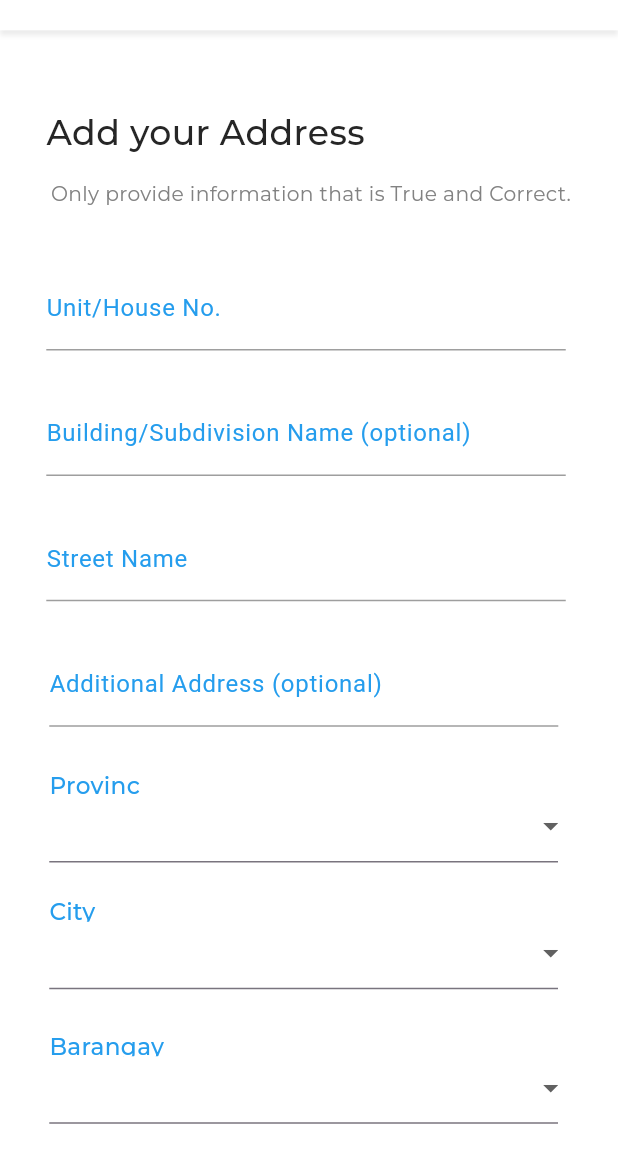
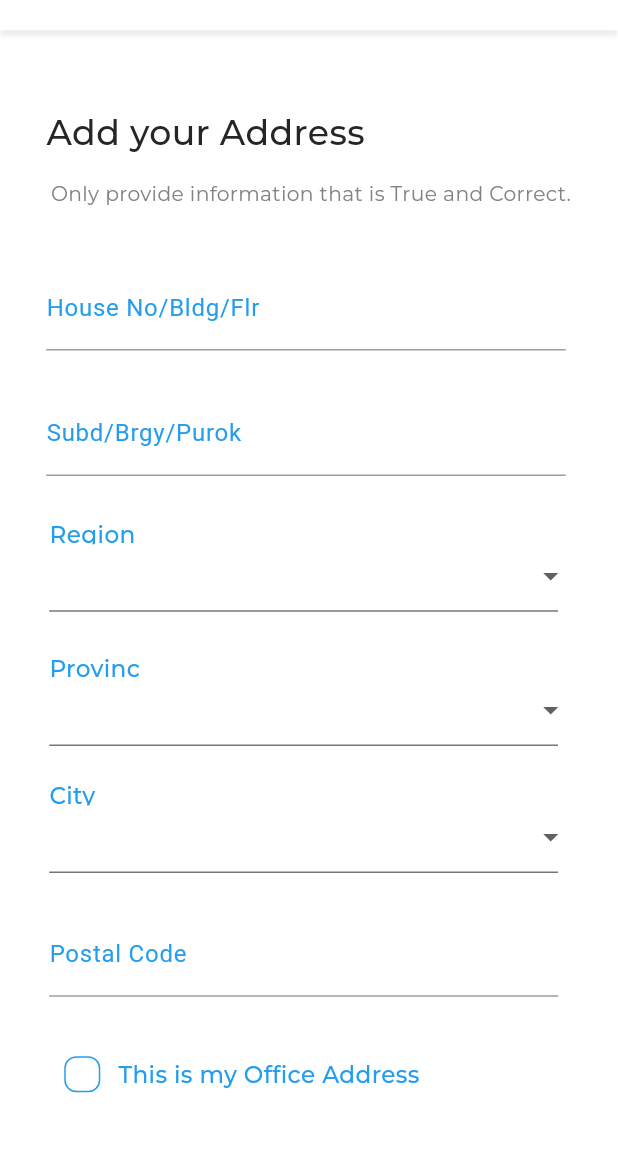
Before and after one commit to Nyang070293/digicoop, a Flutter app: the homeAddressScreen screen opened directly, on a phone screen of 412 x 824 dp, the part 73-1236 px from its top. Run offline on Flutter 3.47's test engine with Material 3 defaults, Android fonts, the phone set to English and light mode, and no system bars; our stand-ins replace another_flushbar, connectivity_plus, dio, flutter_riverpod, flutter_screenutil, go_router and 5 more; missing offline and left inert: encrypt, flutter_flavor, otp; accounts and stored records are empty; key blocks and very long unbroken strings in the code were emptied for the run.

Commit message:
2023/03/14

```diff
--- a/lib/page/Signup/homeAddress.dart
+++ b/lib/page/Signup/homeAddress.dart
@@ -4,26 +4,25 @@ import 'package:digicoop/util/customCheckbox.dart';
 import 'package:digicoop/util/textfield.dart';
 import 'package:digicoop/util/utils.dart';
 import 'package:flutter/material.dart';
+import 'package:flutter_riverpod/flutter_riverpod.dart';
 
-class homeAddressScreen extends StatefulWidget {
+class homeAddressScreen extends ConsumerStatefulWidget {
   final Function(String)? onChanged;
 
   const homeAddressScreen({super.key, this.onChanged});
 
   @override
-  State<homeAddressScreen> createState() => _homeAddressScreenState();
+  ConsumerState<homeAddressScreen> createState() => _homeAddressScreenState();
 }
 
-class _homeAddressScreenState extends State<homeAddressScreen> {
-  final TextEditingController _unitHouseno = TextEditingController();
-  final TextEditingController _building = TextEditingController();
-  final TextEditingController _streetName = TextEditingController();
-  final TextEditingController _additionalAddress = TextEditingController();
+class _homeAddressScreenState extends ConsumerState<homeAddressScreen> {
+  final TextEditingController _address1 = TextEditingController();
+  final TextEditingController _address2 = TextEditingController();
   final TextEditingController _postalCode = TextEditingController();
   bool _isOfficeAddress = false;
+  String? _selectedRegion;
   String? _selectedProvince;
   String? _selectedCity;
-  String? _selectedBrgy;
 
   @override
   Widget build(BuildContext context) {
@@ -186,8 +185,8 @@ class _homeAddressScreenState extends State<homeAddressScreen> {
                                       width: double.infinity,
                                       height: 65 * fem,
                                       child: CommonTextField(
-                                        controller: _unitHouseno,
-                                        labelText: 'Unit/House No.',
+                                        controller: _address1,
+                                        labelText: 'House No/Bldg/Flr',
                                         textInputAction: TextInputAction.next,
                                         accentColor: const Color(0xff259ded),
                                       ),
@@ -199,41 +198,104 @@ class _homeAddressScreenState extends State<homeAddressScreen> {
                                       width: double.infinity,
                                       height: 65 * fem,
                                       child: CommonTextField(
-                                        controller: _building,
-                                        labelText:
-                                            'Building/Subdivision Name (optional)',
-                                        textInputAction: TextInputAction.next,
-                                        accentColor: const Color(0xff259ded),
-                                      ),
-                                    ),
-                                    Container(
-                                      // group941mdy (75:406)
-                                      margin: EdgeInsets.fromLTRB(
-                                          0 * fem, 0 * fem, 0 * fem, 19 * fem),
-                                      width: double.infinity,
-                                      height: 65 * fem,
-                                      child: CommonTextField(
-                                        controller: _streetName,
-                                        labelText: 'Street Name',
-                                        textInputAction: TextInputAction.next,
-                                        accentColor: const Color(0xff259ded),
-                                      ),
-                                    ),
-                                    Container(
-                                      // group942Gqd (75:409)
-                                      margin: EdgeInsets.fromLTRB(
-                                          2 * fem, 0 * fem, 5 * fem, 19 * fem),
-                                      width: double.infinity,
-                                      height: 65 * fem,
-                                      child: CommonTextField(
-                                        controller: _additionalAddress,
-                                        labelText:
-                                            'Additional Address (optional)',
+                                        controller: _address2,
+                                        labelText: 'Subd/Brgy/Purok',
                                         textInputAction: TextInputAction.next,
                                         accentColor: const Color(0xff259ded),
                                       ),
                                     ),
 
+                                    Container(
+                                      // group944qfm (75:434)
+                                      margin: EdgeInsets.fromLTRB(
+                                          2 * fem, 0 * fem, 5 * fem, 20 * fem),
+                                      width: double.infinity,
+                                      height: 70 * fem,
+                                      child: Stack(
+                                        children: [
+                                          Positioned(
+                                            // genderyQb (75:499)
+                                            left: 0 * fem,
+                                            top: 0 * fem,
+                                            child: Align(
+                                              child: SizedBox(
+                                                width: 80 * fem,
+                                                height: 18 * fem,
+                                                child: Text(
+                                                  'Region',
+                                                  style: SafeGoogleFont(
+                                                    'Montserrat',
+                                                    fontSize: 16 * ffem,
+                                                    fontWeight: FontWeight.w500,
+                                                    color:
+                                                        const Color(0xff259ded),
+                                                  ),
+                                                ),
+                                              ),
+                                            ),
+                                          ),
+                                          Positioned(
+                                            // group944Nhd (75:503)
+                                            left: 0 * fem,
+                                            top: 15 * fem,
+                                            child: SizedBox(
+                                              width: 348 * fem,
+                                              height: 65 * fem,
+                                              child: Column(
+                                                crossAxisAlignment:
+                                                    CrossAxisAlignment.start,
+                                                children: [
+                                                  SizedBox(
+                                                    width: double
+                                                        .infinity, // Set width as per your requirement
+
+                                                    child:
+                                                        DropdownButtonFormField<
+                                                            String>(
+                                                      value: _selectedRegion,
+                                                      onChanged:
+                                                          (String? newValue) {
+                                                        setState(() {
+                                                          _selectedRegion =
+                                                              newValue;
+                                                          if (widget
+                                                                  .onChanged !=
+                                                              null) {
+                                                            widget.onChanged!(
+                                                                _selectedRegion!);
+                                                          }
+                                                        });
+                                                      },
+                                                      items: <String>[
+                                                        'Brgy 1',
+                                                        'Brgy 2',
+                                                      ].map((String value) {
+                                                        return DropdownMenuItem<
+                                                            String>(
+                                                          value: value,
+                                                          child: Text(value),
+                                                        );
+                                                      }).toList(),
+                                                      decoration:
+                                                          const InputDecoration(
+                                                        border:
+                                                            UnderlineInputBorder(
+                                                          borderSide: BorderSide(
+                                                              color: Colors
+                                                                  .grey), // Add border color
+                                                        ),
+                                                        contentPadding:
+                                                            EdgeInsets.zero,
+                                                      ),
+                                                    ),
+                                                  ),
+                                                ],
+                                              ),
+                                            ),
+                                          ),
+                                        ],
+                                      ),
+                                    ),
                                     Container(
                                       // group944qfm (75:434)
                                       margin: EdgeInsets.fromLTRB(
@@ -430,98 +492,6 @@ class _homeAddressScreenState extends State<homeAddressScreen> {
                                     ),
 
                                     Container(
-                                      // group944qfm (75:434)
-                                      margin: EdgeInsets.fromLTRB(
-                                          2 * fem, 0 * fem, 5 * fem, 20 * fem),
-                                      width: double.infinity,
-                                      height: 70 * fem,
-                                      child: Stack(
-                                        children: [
-                                          Positioned(
-                                            // genderyQb (75:499)
-                                            left: 0 * fem,
-                                            top: 0 * fem,
-                                            child: Align(
-                                              child: SizedBox(
-                                                width: 80 * fem,
-                                                height: 18 * fem,
-                                                child: Text(
-                                                  'Barangay',
-                                                  style: SafeGoogleFont(
-                                                    'Montserrat',
-                                                    fontSize: 16 * ffem,
-                                                    fontWeight: FontWeight.w500,
-                                                    color:
-                                                        const Color(0xff259ded),
-                                                  ),
-                                                ),
-                                              ),
-                                            ),
-                                          ),
-                                          Positioned(
-                                            // group944Nhd (75:503)
-                                            left: 0 * fem,
-                                            top: 15 * fem,
-                                            child: SizedBox(
-                                              width: 348 * fem,
-                                              height: 65 * fem,
-                                              child: Column(
-                                                crossAxisAlignment:
-                                                    CrossAxisAlignment.start,
-                                                children: [
-                                                  SizedBox(
-                                                    width: double
-                                                        .infinity, // Set width as per your requirement
-
-                                                    child:
-                                                        DropdownButtonFormField<
-                                                            String>(
-                                                      value: _selectedBrgy,
-                                                      onChanged:
-                                                          (String? newValue) {
-                                                        setState(() {
-                                                          _selectedBrgy =
-                                                              newValue;
-                                                          if (widget
-                                                                  .onChanged !=
-                                                              null) {
-                                                            widget.onChanged!(
-                                                                _selectedBrgy!);
-                                                          }
-                                                        });
-                                                      },
-                                                      items: <String>[
-                                                        'Brgy 1',
-                                                        'Brgy 2',
-                                                      ].map((String value) {
-                                                        return DropdownMenuItem<
-                                                            String>(
-                                                          value: value,
-                                                          child: Text(value),
-                                                        );
-                                                      }).toList(),
-                                                      decoration:
-                                                          const InputDecoration(
-                                                        border:
-                                                            UnderlineInputBorder(
-                                                          borderSide: BorderSide(
-                                                              color: Colors
-                                                                  .grey), // Add border color
-                                                        ),
-                                                        contentPadding:
-                                                            EdgeInsets.zero,
-                                                      ),
-                                                    ),
-                                                  ),
-                                                ],
-                                              ),
-                                            ),
-                                          ),
-                                        ],
-                                      ),
-                                    ),
-
-                                    Container(
                                       // group942Gqd (75:409)
                                       margin: EdgeInsets.fromLTRB(
                                           2 * fem, 0 * fem, 5 * fem, 19 * fem),
```
Also changed, not shown: lib/page/Login/login.dart (+12 -7 lines), lib/page/Signup/about.dart (+4 -19 lines), lib/page/Signup/email.dart (+4 -3 lines), lib/page/Signup/loading.dart (+4 -3 lines), lib/page/Signup/reviewDetails.dart (+4 -3 lines), lib/page/Signup/setupMobilepin.dart (+5 -3 lines), lib/page/Signup/signup.dart (+7 -10 lines), lib/page/Signup/success.dart (+4 -3 lines), lib/page/Signup/verificationCode.dart (+6 -3 lines), lib/routes/route_generator.dart (+4 -4 lines).
